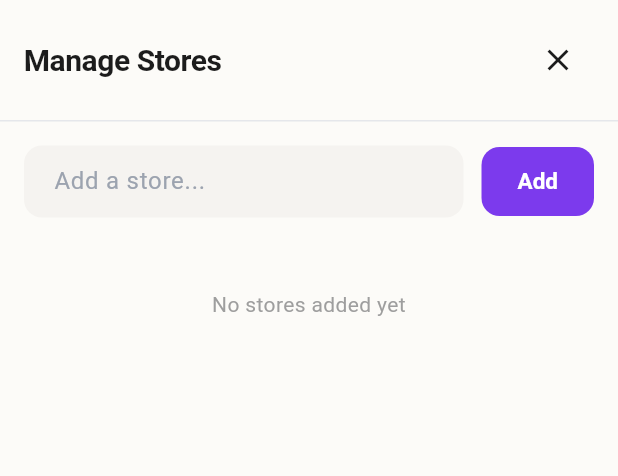
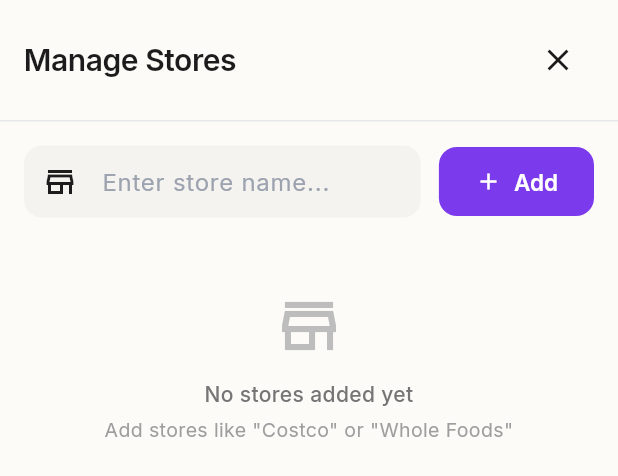
Before and after one commit to iamtrevormurphy/listtbd, a Flutter app: the _StoreManagementSheet widget shown alone on an empty page, opened directly, on a phone screen of 412 x 824 dp. Shown: the top 476 px of the screen. Run offline on Flutter 3.47's test engine with Material 3 defaults, Android fonts, the phone set to English and light mode, and no system bars; our stand-ins replace flutter_riverpod, flutter_slidable, google_fonts, hive_flutter, supabase_flutter; missing offline and left inert: dart:js_interop; accounts and stored records are empty.

Commit message:
Rename app to Provisions and add improvements
- Rename app from Listapp to Provisions
- Add Provisions logo as favicon and app icons
- Add Inter font from Google Fonts
- Fix store management: add store button now works
- Fix deletion: await delete and invalidate provider for instant UI update
- Improve store management sheet with better UX and delete functionality
- Update theme colors in manifest.json

Co-Authored-By: Claude Opus 4.5 <noreply@anthropic.com>

```diff
--- a/lib/app.dart
+++ b/lib/app.dart
@@ -14,7 +14,7 @@ class ListApp extends ConsumerWidget {
     final authState = ref.watch(authStateProvider);
 
     return MaterialApp(
-      title: 'Listapp',
+      title: 'Provisions',
       debugShowCheckedModeBanner: false,
       theme: ThemeConfig.lightTheme,
       darkTheme: ThemeConfig.darkTheme,
--- a/lib/presentation/screens/home/home_screen.dart
+++ b/lib/presentation/screens/home/home_screen.dart
@@ -55,7 +55,7 @@ class _HomeContent extends ConsumerWidget {
     return Scaffold(
       backgroundColor: ThemeConfig.background,
       appBar: AppBar(
-        title: const Text('Shopping List'),
+        title: const Text('Provisions'),
         backgroundColor: Colors.white,
         surfaceTintColor: Colors.transparent,
         actions: [
@@ -268,9 +268,14 @@ class _HomeContent extends ConsumerWidget {
     );
   }
 
-  void _deleteItem(BuildContext context, WidgetRef ref, ListItem item) {
-    ref.read(listNotifierProvider.notifier).deleteItem(item.id);
+  Future<void> _deleteItem(BuildContext context, WidgetRef ref, ListItem item) async {
+    // Await the delete to ensure it completes before showing snackbar
+    await ref.read(listNotifierProvider.notifier).deleteItem(item.id);
 
+    // Invalidate the items provider to force refresh
+    ref.invalidate(activeItemsProvider(listId));
+
+    if (context.mounted) {
       ScaffoldMessenger.of(context).clearSnackBars();
       ScaffoldMessenger.of(context).showSnackBar(
         SnackBar(
@@ -278,6 +283,7 @@ class _HomeContent extends ConsumerWidget {
           duration: const Duration(seconds: 3),
         ),
       );
+    }
   }
 
   void _editItem(BuildContext context, WidgetRef ref, ListItem item, List<Store> stores) {
@@ -498,6 +504,7 @@ class _StoreManagementSheet extends ConsumerStatefulWidget {
 
 class _StoreManagementSheetState extends ConsumerState<_StoreManagementSheet> {
   final _controller = TextEditingController();
+  bool _isAdding = false;
 
   @override
   void dispose() {
@@ -509,8 +516,23 @@ class _StoreManagementSheetState extends ConsumerState<_StoreManagementSheet> {
     final name = _controller.text.trim();
     if (name.isEmpty) return;
 
+    setState(() => _isAdding = true);
+
+    try {
       await ref.read(listNotifierProvider.notifier).addStore(name);
       _controller.clear();
+      // Force refresh the stores list
+      ref.invalidate(storesProvider);
+    } finally {
+      if (mounted) {
+        setState(() => _isAdding = false);
+      }
+    }
+  }
+
+  Future<void> _deleteStore(String storeId) async {
+    final repo = ref.read(listRepositoryProvider);
+    await repo.deleteStore(storeId);
     ref.invalidate(storesProvider);
   }
 
@@ -534,7 +556,9 @@ class _StoreManagementSheetState extends ConsumerState<_StoreManagementSheet> {
                 children: [
                   Text(
                     'Manage Stores',
-                    style: Theme.of(context).textTheme.titleLarge,
+                    style: Theme.of(context).textTheme.titleLarge?.copyWith(
+                          fontWeight: FontWeight.w600,
+                        ),
                   ),
                   IconButton(
                     icon: const Icon(Icons.close),
@@ -552,7 +576,8 @@ class _StoreManagementSheetState extends ConsumerState<_StoreManagementSheet> {
                     child: TextField(
                       controller: _controller,
                       decoration: InputDecoration(
-                        hintText: 'Add a store...',
+                        hintText: 'Enter store name...',
+                        prefixIcon: const Icon(Icons.store_outlined),
                         border: OutlineInputBorder(
                           borderRadius: BorderRadius.circular(12),
                         ),
@@ -561,29 +586,69 @@ class _StoreManagementSheetState extends ConsumerState<_StoreManagementSheet> {
                           vertical: 12,
                         ),
                       ),
+                      textCapitalization: TextCapitalization.words,
                       onSubmitted: (_) => _addStore(),
                     ),
                   ),
                   const SizedBox(width: 12),
-                  FilledButton(
-                    onPressed: _addStore,
-                    child: const Text('Add'),
+                  FilledButton.icon(
+                    onPressed: _isAdding ? null : _addStore,
+                    icon: _isAdding
+                        ? const SizedBox(
+                            width: 16,
+                            height: 16,
+                            child: CircularProgressIndicator(
+                              strokeWidth: 2,
+                              color: Colors.white,
+                            ),
+                          )
+                        : const Icon(Icons.add),
+                    label: const Text('Add'),
                   ),
                 ],
               ),
             ),
             Flexible(
               child: storesAsync.when(
-                loading: () => const Center(child: CircularProgressIndicator()),
-                error: (e, _) => Center(child: Text('Error: $e')),
+                loading: () => const Padding(
+                  padding: EdgeInsets.all(32),
+                  child: Center(child: CircularProgressIndicator()),
+                ),
+                error: (e, _) => Padding(
+                  padding: const EdgeInsets.all(32),
+                  child: Center(child: Text('Error: $e')),
+                ),
                 data: (stores) {
                   if (stores.isEmpty) {
                     return Padding(
                       padding: const EdgeInsets.all(32),
-                      child: Text(
+                      child: Column(
+                        mainAxisSize: MainAxisSize.min,
+                        children: [
+                          Icon(
+                            Icons.store_outlined,
+                            size: 48,
+                            color: Colors.grey.shade400,
+                          ),
+                          const SizedBox(height: 12),
+                          Text(
                             'No stores added yet',
                             textAlign: TextAlign.center,
-                        style: TextStyle(color: Colors.grey.shade500),
+                            style: TextStyle(
+                              color: Colors.grey.shade600,
+                              fontWeight: FontWeight.w500,
+                            ),
+                          ),
+                          const SizedBox(height: 4),
+                          Text(
+                            'Add stores like "Costco" or "Whole Foods"',
+                            textAlign: TextAlign.center,
+                            style: TextStyle(
+                              color: Colors.grey.shade500,
+                              fontSize: 13,
+                            ),
+                          ),
+                        ],
                       ),
                     );
                   }
@@ -593,13 +658,28 @@ class _StoreManagementSheetState extends ConsumerState<_StoreManagementSheet> {
                     itemBuilder: (context, index) {
                       final store = stores[index];
                       return ListTile(
-                        leading: const Icon(Icons.store_outlined),
-                        title: Text(store.name),
+                        leading: Container(
+                          padding: const EdgeInsets.all(8),
+                          decoration: BoxDecoration(
+                            color: ThemeConfig.primaryColor.withValues(alpha: 0.1),
+                            borderRadius: BorderRadius.circular(8),
+                          ),
+                          child: Icon(
+                            Icons.store,
+                            color: ThemeConfig.primaryColor,
+                            size: 20,
+                          ),
+                        ),
+                        title: Text(
+                          store.name,
+                          style: const TextStyle(fontWeight: FontWeight.w500),
+                        ),
                         trailing: IconButton(
-                          icon: const Icon(Icons.delete_outline),
-                          onPressed: () async {
-                            // Could add delete functionality here
-                          },
+                          icon: Icon(
+                            Icons.delete_outline,
+                            color: Colors.grey.shade500,
+                          ),
+                          onPressed: () => _deleteStore(store.id),
                         ),
                       );
                     },
```
Also changed, not shown: lib/core/config/theme_config.dart (+147 -120 lines), pubspec.yaml (+5 -2 lines), assets/provisions_logo.png (renamed from Provisions.png), pubspec.lock, 6 other files. Lines whose indentation alone changed are shown as unchanged.
